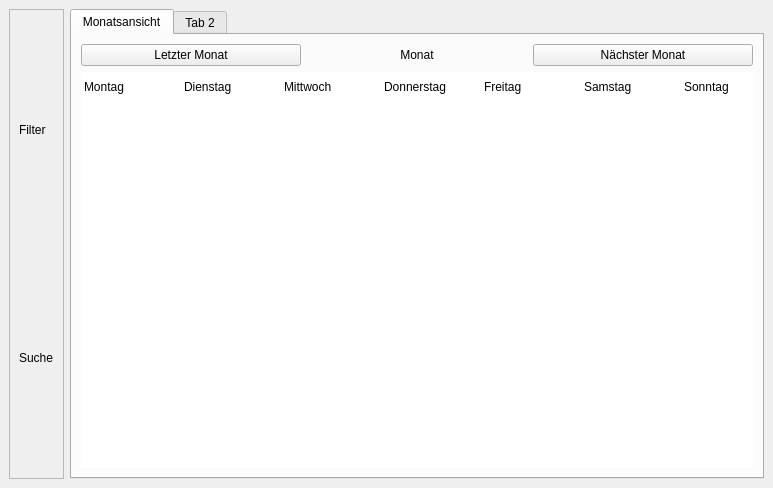
Before: the Qt Designer form ui_GUI.ui in cedi4155476/kalender, drawn with Qt 5.
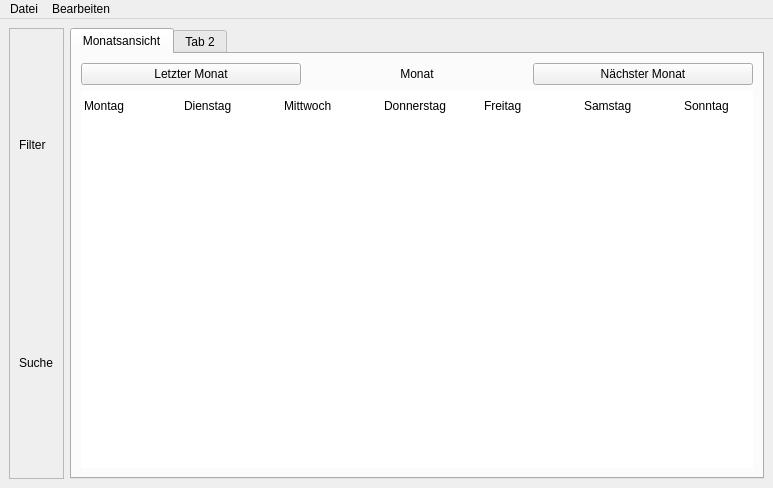
After: the same form once the commit is applied. Custom widgets are drawn as their Qt base class.

Commit message: story add + edit started

Diff of the .ui file:
```diff
--- a/ui_GUI.ui
+++ b/ui_GUI.ui
@@ -238,6 +238,46 @@
     </item>
    </layout>
   </widget>
+  <widget class="QMenuBar" name="menuBar">
+   <property name="geometry">
+    <rect>
+     <x>0</x>
+     <y>0</y>
+     <width>773</width>
+     <height>21</height>
+    </rect>
+   </property>
+   <widget class="QMenu" name="menuData">
+    <property name="title">
+     <string>Datei</string>
+    </property>
+    <addaction name="actionSchliessen"/>
+   </widget>
+   <widget class="QMenu" name="menuEdit">
+    <property name="title">
+     <string>Bearbeiten</string>
+    </property>
+    <addaction name="actionAddStory"/>
+   </widget>
+   <addaction name="menuData"/>
+   <addaction name="menuEdit"/>
+  </widget>
+  <action name="actionSchliessen">
+   <property name="text">
+    <string>Schliessen</string>
+   </property>
+   <property name="whatsThis">
+    <string>close</string>
+   </property>
+  </action>
+  <action name="actionAddStory">
+   <property name="text">
+    <string>Geschichte hinzufügen</string>
+   </property>
+   <property name="whatsThis">
+    <string>addstory</string>
+   </property>
+  </action>
  </widget>
  <customwidgets>
   <customwidget>
```
The commit also changes 10 other files.
